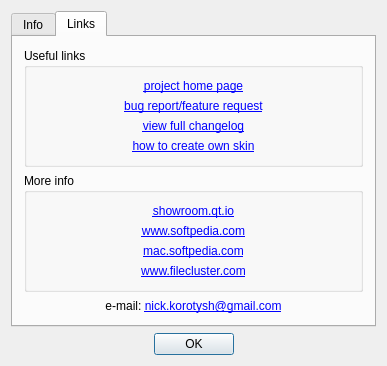
First picture: the form in digital_clock/gui/about_dialog.ui, repository Kolcha/DigitalClock4, before the edit.
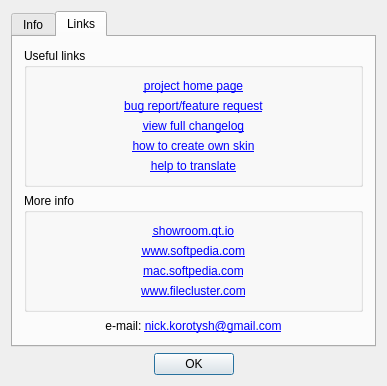
Second picture: the form after the edit. The open tabs and pages were chosen to show the change. Icons and pictures are not drawn.

Commit message: added "Help to translate" link to About dialog

What changed in the file:
```diff
--- a/digital_clock/gui/about_dialog.ui
+++ b/digital_clock/gui/about_dialog.ui
@@ -7,7 +7,7 @@
     <x>0</x>
     <y>0</y>
     <width>383</width>
-    <height>339</height>
+    <height>398</height>
    </rect>
   </property>
   <property name="windowTitle">
@@ -224,6 +224,19 @@
             </property>
            </widget>
           </item>
+          <item>
+           <widget class="QLabel" name="translate_lbl">
+            <property name="text">
+             <string>&lt;a href=&quot;https://sourceforge.net/p/digitalclock4/wiki/How%20to%20translate/&quot;&gt;help to translate&lt;/a&gt;</string>
+            </property>
+            <property name="alignment">
+             <set>Qt::AlignCenter</set>
+            </property>
+            <property name="openExternalLinks">
+             <bool>true</bool>
+            </property>
+           </widget>
+          </item>
          </layout>
         </widget>
        </item>
```
Left out of the diff: 2 changed lines with no effect on the pictures. The commit also changes 3 other files.
